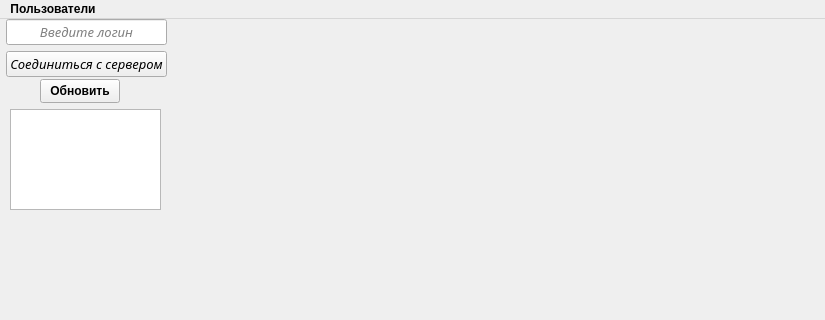
Before: the Qt Designer form client/mainwindow.ui in VladZg/Network_Battleship_2vs1, drawn with Qt 5; both pictures show x 0 to 825 and y 0 to 320 of the 825 by 500 pixel window.
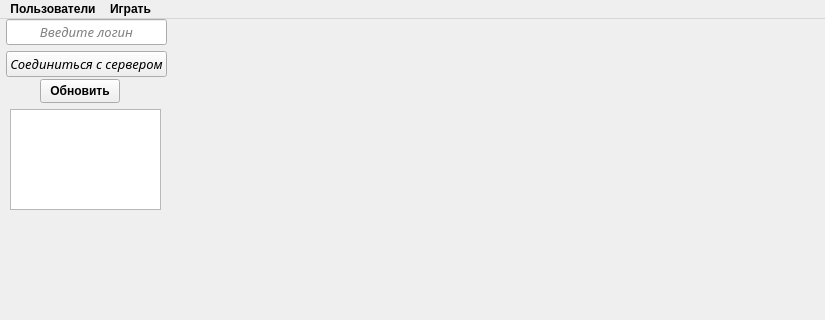
After: the same form once the commit is applied.

What changed in the file:
```diff
--- a/client/mainwindow.ui
+++ b/client/mainwindow.ui
@@ -191,7 +191,13 @@
      <string>Пользователи</string>
     </property>
    </widget>
+   <widget class="QMenu" name="readyPlayersList">
+    <property name="title">
+     <string>Играть</string>
+    </property>
+   </widget>
    <addaction name="usersList"/>
+   <addaction name="readyPlayersList"/>
   </widget>
   <widget class="QStatusBar" name="statusbar">
    <property name="font">
```
